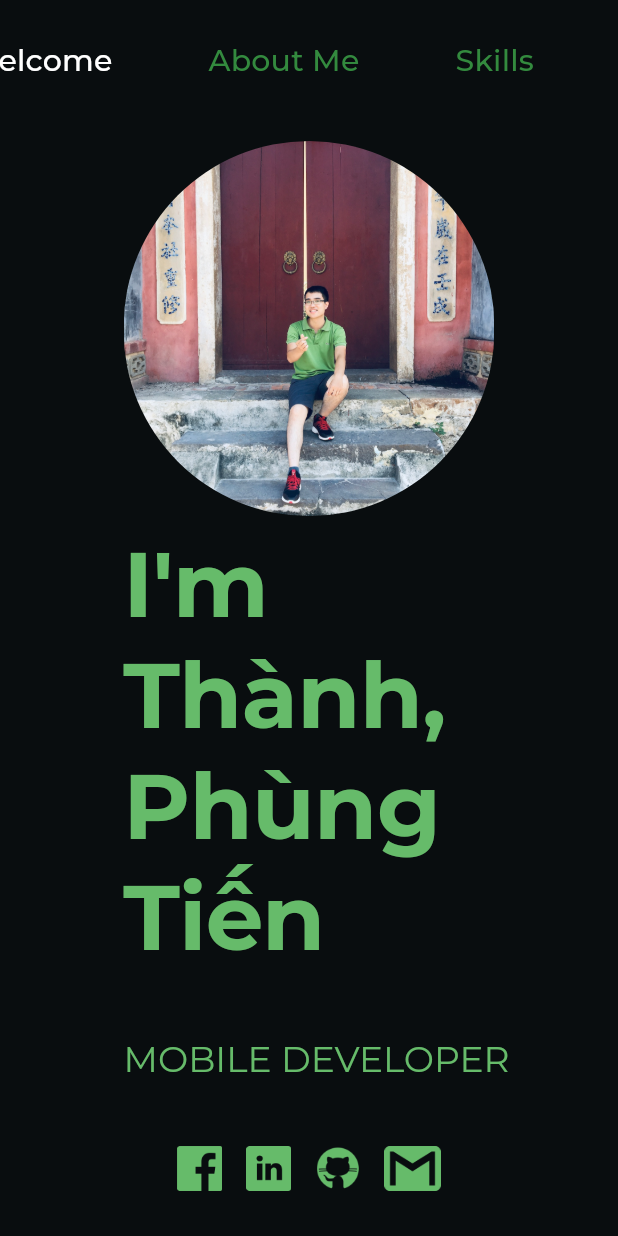
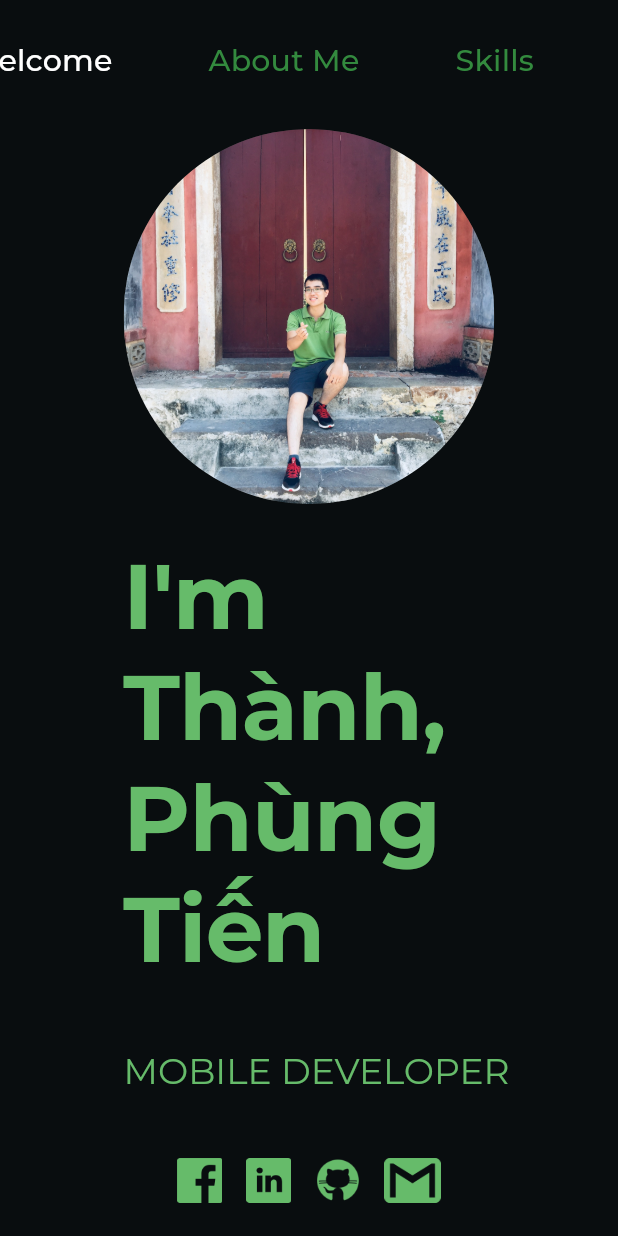
Before and after one commit to ThanhPhungTien/BasePortfolio, a Flutter app: the screen it shows after launch, on a phone screen of 412 x 824 dp. Run offline on Flutter 3.47's test engine with Material 2 defaults, Android fonts, the phone set to English and light mode, and no system bars; drawn by our look-alikes of animated_text_kit; our stand-ins replace bloc, flutter_bloc, google_fonts.

Commit message:
update avatar

```diff
--- a/lib/page/welcome/welcome_view.dart
+++ b/lib/page/welcome/welcome_view.dart
@@ -31,18 +31,21 @@ class _WelcomeViewState extends State<WelcomeView> {
           mainAxisSize: MainAxisSize.min,
           crossAxisAlignment: CrossAxisAlignment.center,
           children: <Widget>[
-            Container(
+            AnimatedContainer(
               height: 250,
               width: 250,
               margin: const EdgeInsets.only(bottom: 8),
               decoration: BoxDecoration(
+                color: AppColor.secondaryLightColor,
                 borderRadius: BorderRadius.circular(250),
                 image: const DecorationImage(
                   image: AssetImage('images/avatar.jpg'),
                   fit: BoxFit.cover,
                 ),
               ),
+              duration: const Duration(milliseconds: 300),
             ),
+            Container(height: 16),
             Text(
               'I\'m Thành, Phùng Tiến',
               style: textTheme.headline2!.copyWith(
```
